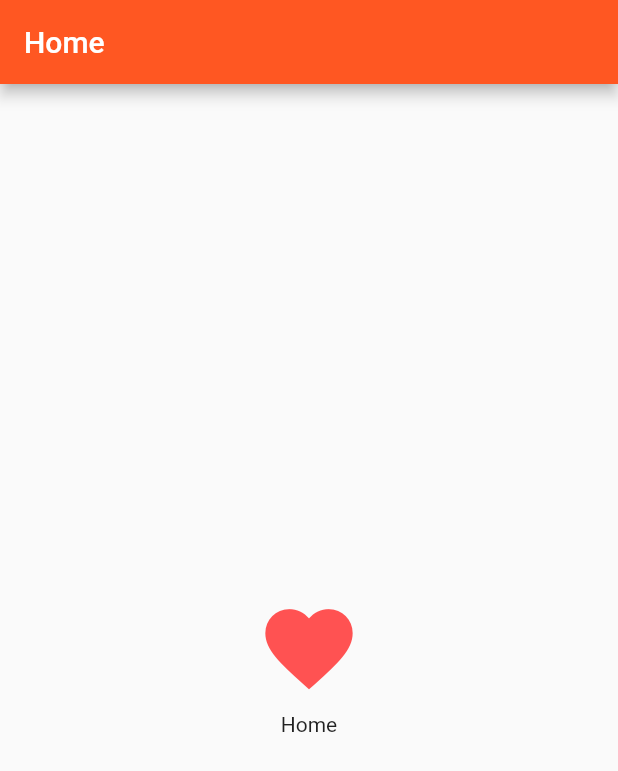
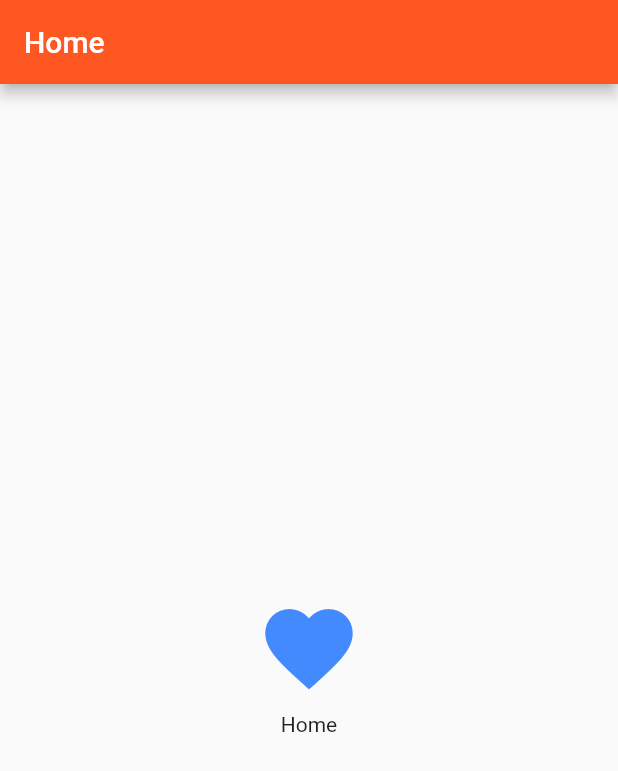
Before and after one commit to EduardoShibukawa/flutter_tutorial, a Flutter app: the screen it shows after launch, on a phone screen of 412 x 824 dp. Shown: the top 771 px of the screen. Run offline on Flutter 3.47's test engine with Material 2 defaults, Android fonts, the phone set to English and light mode, and no system bars.

Commit message:
navigation_routes

```diff
--- a/navigation_routes/lib/main.dart
+++ b/navigation_routes/lib/main.dart
@@ -23,7 +23,7 @@ class HomePage extends StatelessWidget {
             mainAxisAlignment: MainAxisAlignment.center,
             children: <Widget>[
               new IconButton(
-                icon: new Icon(Icons.favorite, color: Colors.redAccent),
+                icon: new Icon(Icons.favorite, color: Colors.blueAccent),
                 iconSize: 70.0,
                 onPressed: () {Navigator.of(context).pushNamed("/SecondPage");},
               ),
```
